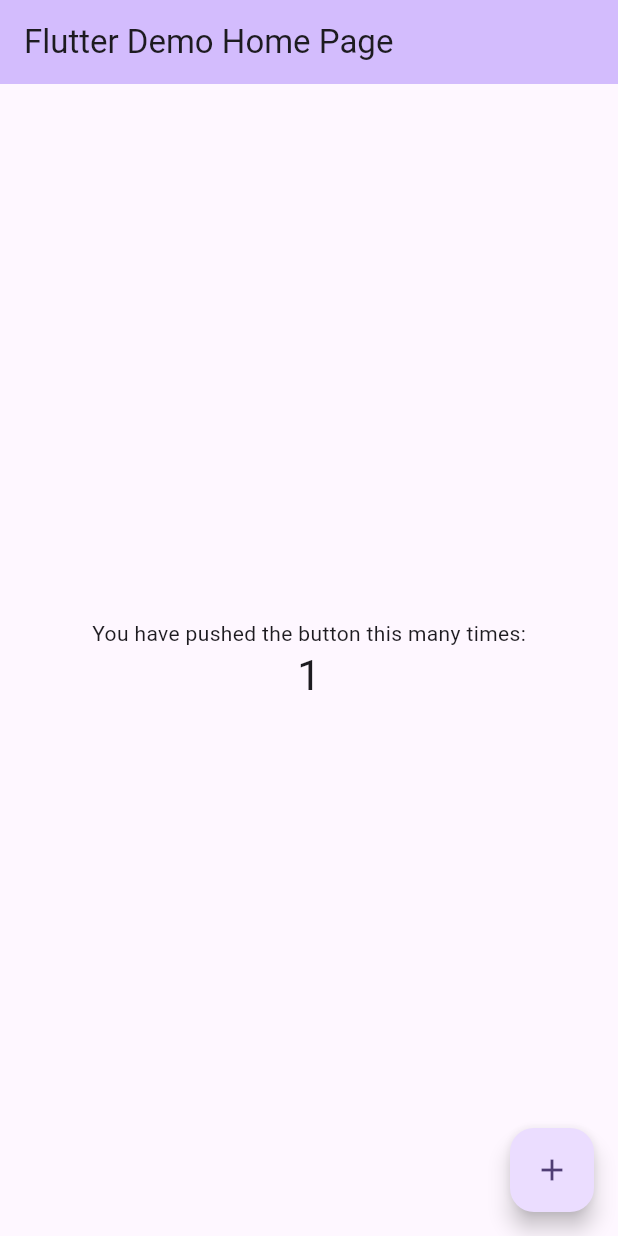
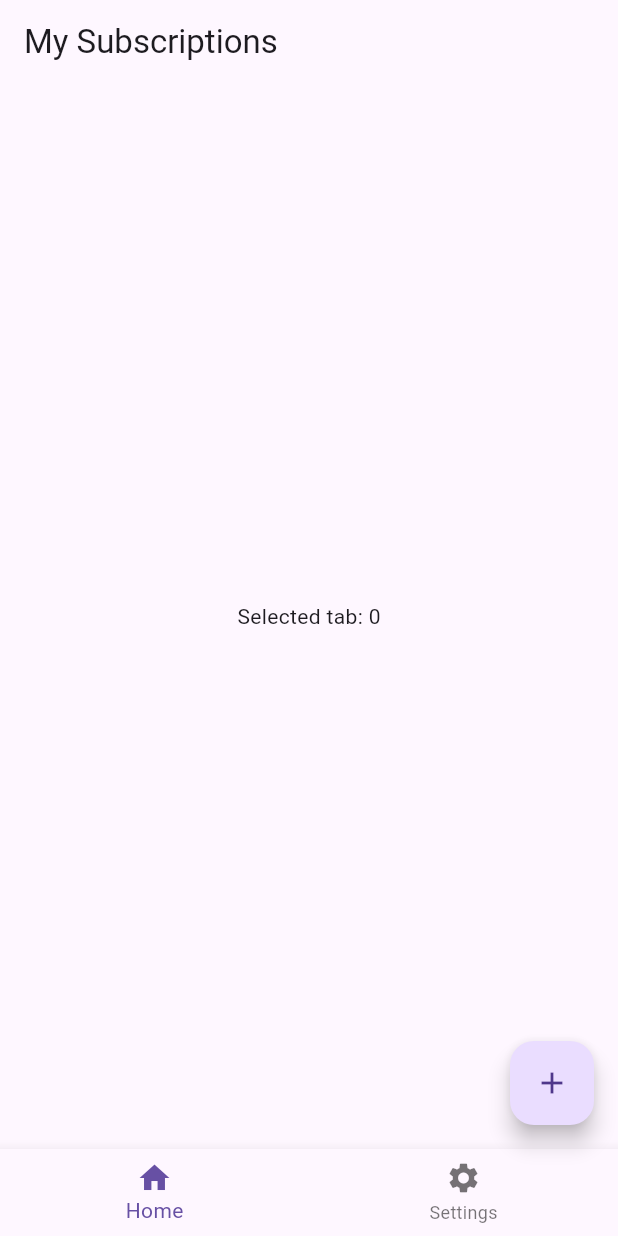
Before and after one commit to shail-712/smart_subscription_tracker, a Flutter app: the screen it shows after launch, after a tap on the "add" icon, on a phone screen of 412 x 824 dp. Run offline on Flutter 3.47's test engine with Material 3 defaults, Android fonts, the phone set to English and light mode, and no system bars.

Commit message:
`Added subscription data model and navigation screen, updated main app widget`

```diff
--- a/lib/main.dart
+++ b/lib/main.dart
@@ -1,4 +1,19 @@
-import 'package:flutter/material.dart';
+import "package:flutter/material.dart";
+
+// Simple data model for a subscription
+class Subscription {
+  final String name;
+  final double amount;
+  final DateTime nextBillingDate;
+  final String logoUrl;
+
+  Subscription({
+    required this.name,
+    required this.amount,
+    required this.nextBillingDate,
+    required this.logoUrl,
+  });
+}
 
 void main() {
   runApp(const MyApp());
@@ -7,116 +22,65 @@ void main() {
 class MyApp extends StatelessWidget {
   const MyApp({super.key});
 
-  // This widget is the root of your application.
   @override
   Widget build(BuildContext context) {
-    return MaterialApp(
-      title: 'Flutter Demo',
-      theme: ThemeData(
-        // This is the theme of your application.
-        //
-        // TRY THIS: Try running your application with "flutter run". You'll see
-        // the application has a purple toolbar. Then, without quitting the app,
-        // try changing the seedColor in the colorScheme below to Colors.green
-        // and then invoke "hot reload" (save your changes or press the "hot
-        // reload" button in a Flutter-supported IDE, or press "r" if you used
-        // the command line to start the app).
-        //
-        // Notice that the counter didn't reset back to zero; the application
-        // state is not lost during the reload. To reset the state, use hot
-        // restart instead.
-        //
-        // This works for code too, not just values: Most code changes can be
-        // tested with just a hot reload.
-        colorScheme: ColorScheme.fromSeed(seedColor: Colors.deepPurple),
-      ),
-      home: const MyHomePage(title: 'Flutter Demo Home Page'),
+    return const MaterialApp(
+      debugShowCheckedModeBanner: false,
+      home: MainNavigationScreen(),
     );
   }
 }
 
-class MyHomePage extends StatefulWidget {
-  const MyHomePage({super.key, required this.title});
-
-  // This widget is the home page of your application. It is stateful, meaning
-  // that it has a State object (defined below) that contains fields that affect
-  // how it looks.
-
-  // This class is the configuration for the state. It holds the values (in this
-  // case the title) provided by the parent (in this case the App widget) and
-  // used by the build method of the State. Fields in a Widget subclass are
-  // always marked "final".
-
-  final String title;
+class MainNavigationScreen extends StatefulWidget {
+  const MainNavigationScreen({super.key});
 
   @override
-  State<MyHomePage> createState() => _MyHomePageState();
+  State<MainNavigationScreen> createState() => _MainNavigationScreenState();
 }
 
-class _MyHomePageState extends State<MyHomePage> {
-  int _counter = 0;
+class _MainNavigationScreenState extends State<MainNavigationScreen> {
+  int _selectedIndex = 0;
 
-  void _incrementCounter() {
-    setState(() {
-      // This call to setState tells the Flutter framework that something has
-      // changed in this State, which causes it to rerun the build method below
-      // so that the display can reflect the updated values. If we changed
-      // _counter without calling setState(), then the build method would not be
-      // called again, and so nothing would appear to happen.
-      _counter++;
-    });
-  }
+  // Some mock data for you to use
+  final List<Subscription> _subscriptions = [
+    Subscription(
+      name: 'Netflix',
+      amount: 15.99,
+      nextBillingDate: DateTime(2025, 10, 5),
+      logoUrl: '',
+    ),
+    Subscription(
+      name: 'Spotify',
+      amount: 9.99,
+      nextBillingDate: DateTime(2025, 10, 12),
+      logoUrl: '',
+    ),
+  ];
 
   @override
   Widget build(BuildContext context) {
-    // This method is rerun every time setState is called, for instance as done
-    // by the _incrementCounter method above.
-    //
-    // The Flutter framework has been optimized to make rerunning build methods
-    // fast, so that you can just rebuild anything that needs updating rather
-    // than having to individually change instances of widgets.
     return Scaffold(
-      appBar: AppBar(
-        // TRY THIS: Try changing the color here to a specific color (to
-        // Colors.amber, perhaps?) and trigger a hot reload to see the AppBar
-        // change color while the other colors stay the same.
-        backgroundColor: Theme.of(context).colorScheme.inversePrimary,
-        // Here we take the value from the MyHomePage object that was created by
-        // the App.build method, and use it to set our appbar title.
-        title: Text(widget.title),
-      ),
-      body: Center(
-        // Center is a layout widget. It takes a single child and positions it
-        // in the middle of the parent.
-        child: Column(
-          // Column is also a layout widget. It takes a list of children and
-          // arranges them vertically. By default, it sizes itself to fit its
-          // children horizontally, and tries to be as tall as its parent.
-          //
-          // Column has various properties to control how it sizes itself and
-          // how it positions its children. Here we use mainAxisAlignment to
-          // center the children vertically; the main axis here is the vertical
-          // axis because Columns are vertical (the cross axis would be
-          // horizontal).
-          //
-          // TRY THIS: Invoke "debug painting" (choose the "Toggle Debug Paint"
-          // action in the IDE, or press "p" in the console), to see the
-          // wireframe for each widget.
-          mainAxisAlignment: MainAxisAlignment.center,
-          children: <Widget>[
-            const Text('You have pushed the button this many times:'),
-            Text(
-              '$_counter',
-              style: Theme.of(context).textTheme.headlineMedium,
-            ),
-          ],
-        ),
+      appBar: AppBar(title: const Text("My Subscriptions")),
+      body: Center(child: Text("Selected tab: $_selectedIndex")),
+      bottomNavigationBar: BottomNavigationBar(
+        currentIndex: _selectedIndex,
+        onTap: (index) {
+          setState(() => _selectedIndex = index);
+        },
+        items: const [
+          BottomNavigationBarItem(icon: Icon(Icons.home), label: "Home"),
+          BottomNavigationBarItem(
+            icon: Icon(Icons.settings),
+            label: "Settings",
+          ),
+        ],
       ),
       floatingActionButton: FloatingActionButton(
-        onPressed: _incrementCounter,
-        tooltip: 'Increment',
+        onPressed: () {
+          // placeholder for add subscription
+        },
         child: const Icon(Icons.add),
-      ), // This trailing comma makes auto-formatting nicer for build methods.
+      ),
     );
   }
 }
--- a/pubspec.yaml
+++ b/pubspec.yaml
@@ -28,8 +28,10 @@ environment:
 # the latest version available on pub.dev. To see which dependencies have newer
 # versions available, run `flutter pub outdated`.
 dependencies:
+
   flutter:
     sdk: flutter
+  intl: ^0.17.0
 
   # The following adds the Cupertino Icons font to your application.
   # Use with the CupertinoIcons class for iOS style icons.
```
Also changed, not shown: pubspec.lock.
